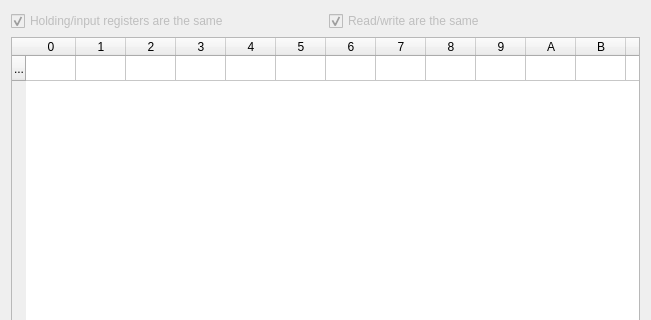
Qt form device_value_table.ui (EuphoricCatface/ModbusRTUSniffer-PySide) before a commit; both pictures show x 0 to 651 and y 0 to 320 of the 651 by 599 pixel window.
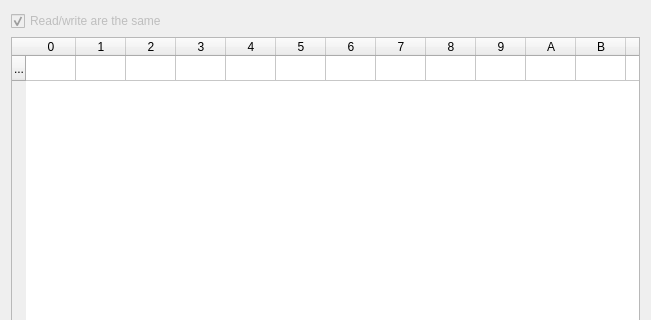
The same form after that commit.

Commit message: table: Split device_addr_widget out for coil operation

Patch:
```diff
--- a/device_value_table.ui
+++ b/device_value_table.ui
@@ -122,19 +122,6 @@
     </widget>
    </item>
    <item row="0" column="0">
-    <widget class="QCheckBox" name="checkBox_sameRegisters">
-     <property name="enabled">
-      <bool>false</bool>
-     </property>
-     <property name="text">
-      <string>Holding/input registers are the same</string>
-     </property>
-     <property name="checked">
-      <bool>true</bool>
-     </property>
-    </widget>
-   </item>
-   <item row="0" column="1">
     <widget class="QCheckBox" name="checkBox_sameRW">
      <property name="enabled">
       <bool>false</bool>
```
Left out of the diff: 2 changed lines with no effect on the pictures. The commit also changes 6 other files.
